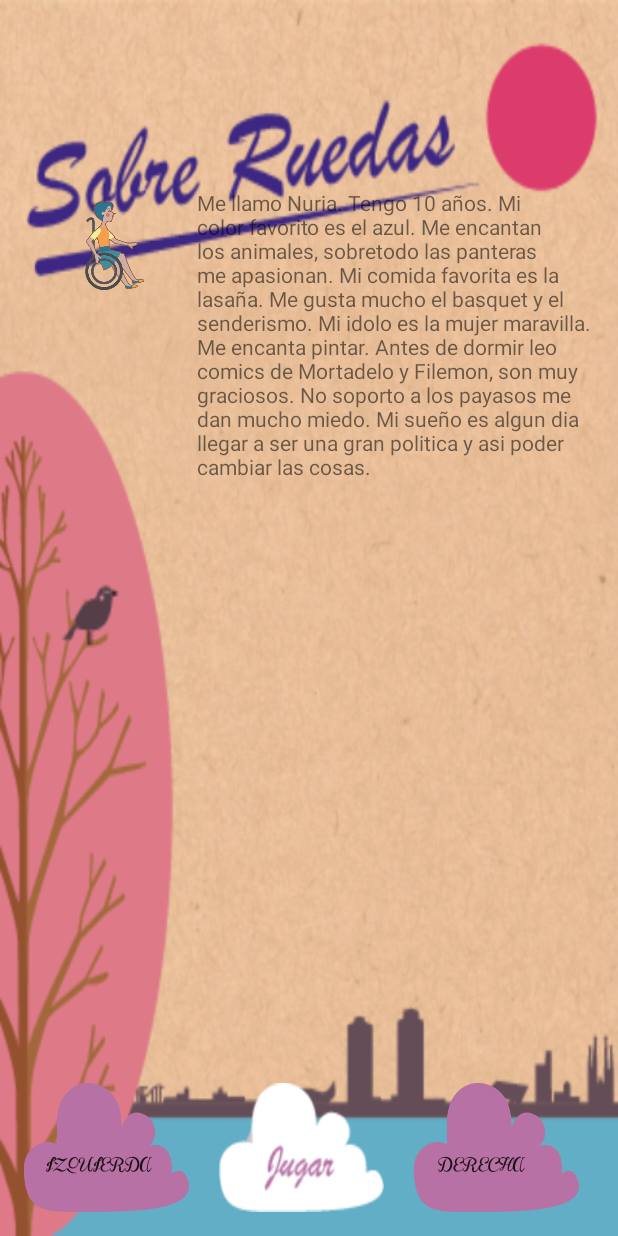
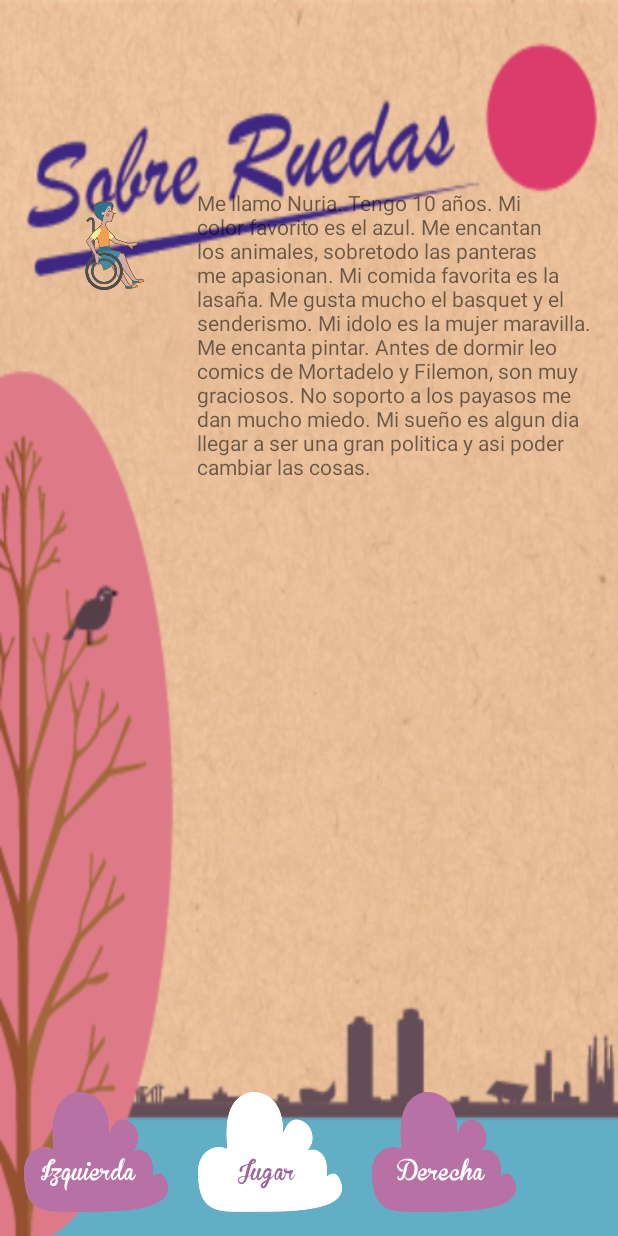
Before and after one commit to ecopika/SobreRuedas, an Android app: the seleccioPersonatgeActivity screen opened directly, with no data from a screen before it, on a phone screen of 412 x 824 dp. Run offline under Robolectric (Android 15) with nearby library versions, the phone set to English and light mode, and no system bars; Roboto replaces fonts that are not available here; 3 statements that could not run were skipped.

Commit message:
Jesus arreglos

```diff
--- a/app/src/main/java/edu/ub/pis2016/dperezgu12alumnes/sobreruedas/joc/Model/objectesVista/NuvolView.java
+++ b/app/src/main/java/edu/ub/pis2016/dperezgu12alumnes/sobreruedas/joc/Model/objectesVista/NuvolView.java
@@ -31,7 +31,7 @@ public class NuvolView {
         alcada = 10;
         if(color.equals("blanca")){
             imatge = (BitmapDrawable)mContext.getResources().getDrawable(R.drawable.blanca);
-            text.setColor(Color.MAGENTA);
+            text.setColor(Color.parseColor("#996699"));
             setTextStrokeWidth(55);
             setTextSize(60f);
 
--- a/app/src/main/java/edu/ub/pis2016/dperezgu12alumnes/sobreruedas/joc/Vista/activities/OpcionsActivity.java
+++ b/app/src/main/java/edu/ub/pis2016/dperezgu12alumnes/sobreruedas/joc/Vista/activities/OpcionsActivity.java
@@ -1,8 +1,10 @@
 package edu.ub.pis2016.dperezgu12alumnes.sobreruedas.joc.Vista.activities;
 
 import android.app.Activity;
+import android.content.Intent;
 import android.content.SharedPreferences;
 import android.content.pm.ActivityInfo;
+import android.graphics.Color;
 import android.graphics.Typeface;
 import android.os.Bundle;
 import android.view.View;
@@ -35,6 +37,7 @@ public class OpcionsActivity extends Activity {
 
         Button button = (Button) findViewById(R.id.btnOpcionsGuardar);
         button.setText("Guardar\n Opcions");
+        button.setTextColor(Color.WHITE);
         button.setTypeface(Typeface.createFromAsset(getResources().getAssets(), "fonts/BrannbollFS_PERSONAL.ttf"));
 
         CheckBox so_chk = (CheckBox) findViewById(R.id.cbDesactivarSo);
@@ -60,6 +63,8 @@ public class OpcionsActivity extends Activity {
 
         // Commit the edits!
         editor.commit();
+        Intent in = new Intent(this,MenuActivity.class);
+        startActivity(in);
     }
 
     public void Facil (View view){
--- a/app/src/main/java/edu/ub/pis2016/dperezgu12alumnes/sobreruedas/joc/Vista/activities/SeleccioFragment.java
+++ b/app/src/main/java/edu/ub/pis2016/dperezgu12alumnes/sobreruedas/joc/Vista/activities/SeleccioFragment.java
@@ -1,6 +1,7 @@
 package edu.ub.pis2016.dperezgu12alumnes.sobreruedas.joc.Vista.activities;
 
 import android.annotation.TargetApi;
+import android.graphics.Color;
 import android.graphics.Typeface;
 import android.os.Build;
 import android.os.Bundle;
@@ -48,15 +49,22 @@ public class SeleccioFragment extends Fragment{
         text.setText(readFile(args.getInt(IMAGE)));
         Button buttonL = (Button) rootView.findViewById(R.id.buttonL);
         buttonL.setText("Izquierda");
+        buttonL.setTextColor(Color.WHITE);
         buttonL.setTypeface(Typeface.createFromAsset(getResources().getAssets(), "fonts/BrannbollFS_PERSONAL.ttf"));
         Button buttonR = (Button) rootView.findViewById(R.id.buttonR);
         buttonR.setText("Derecha");
+        buttonR.setTextColor(Color.WHITE);
         buttonR.setTypeface(Typeface.createFromAsset(getResources().getAssets(), "fonts/BrannbollFS_PERSONAL.ttf"));
-        ImageButton btnJugar = (ImageButton) rootView.findViewById(R.id.imageButton);
+        Button btnJugar = (Button) rootView.findViewById(R.id.buttonPlay);
+        btnJugar.setText("Jugar");
+        btnJugar.setTextColor(Color.parseColor("#996699"));
+        btnJugar.setTypeface(Typeface.createFromAsset(getResources().getAssets(), "fonts/BrannbollFS_PERSONAL.ttf"));
 
-        if(args.getInt("noJugar")==0) btnJugar.setVisibility(View.INVISIBLE);
+        if(args.getInt("noJugar")==0){
+            btnJugar.setText("Editar Perfil");
+            btnJugar.setTextSize(19.3f);
 
-
+        }
         return rootView;
     }
 
--- a/app/src/main/res/layout/activity_opcions.xml
+++ b/app/src/main/res/layout/activity_opcions.xml
@@ -84,6 +84,8 @@
         android:layout_marginTop="30dp"
         android:layout_marginLeft="110dp"
         android:gravity="center"
+        android:textAllCaps="false"
+        android:textSize="20sp"
         android:paddingTop="28dp"
         android:paddingRight="10dp" />
 
--- a/app/src/main/res/layout/activity_seleccio_personatge.xml
+++ b/app/src/main/res/layout/activity_seleccio_personatge.xml
@@ -40,32 +40,41 @@
         android:layout_alignParentEnd="true">
 
         <Button
-            android:layout_width="110dp"
-            android:layout_height="86dp"
+            android:layout_width="96dp"
+            android:layout_height="80dp"
             android:layout_below="@+id/textView"
             android:id="@+id/buttonL"
             android:background="@drawable/botonnubemorada"
             android:onClick="changePageLeft"
-            android:paddingTop="28dp"
+            android:textSize="20sp"
+            android:textAllCaps="false"
+            android:paddingTop="32dp"
             android:paddingRight="10dp" />
 
-        <ImageButton
-            android:layout_width="110dp"
-            android:layout_height="86dp"
-            android:id="@+id/imageButton"
-            android:background="@drawable/botonlugar"
+        <Button
+            android:layout_width="96dp"
+            android:layout_height="80dp"
+            android:id="@+id/buttonPlay"
+            android:background="@drawable/blanca"
             android:onClick="bottonPlay"
+            android:textSize="20sp"
+            android:textAllCaps="false"
+            android:paddingTop="32dp"
+            android:paddingRight="5dp"
             android:layout_marginLeft="20dp" />
 
         <Button
-            android:layout_width="110dp"
-            android:layout_height="86dp"
+            android:layout_width="96dp"
+            android:layout_height="80dp"
             android:id="@+id/buttonR"
             android:background="@drawable/botonnubemorada"
             android:onClick="changePageRight"
-            android:paddingTop="28dp"
-            android:paddingRight="20dp"
+            android:textSize="20sp"
+            android:textAllCaps="false"
+            android:paddingTop="32dp"
+            android:paddingRight="5dp"
             android:layout_marginLeft="20dp" />
 
     </LinearLayout>
+
 </RelativeLayout>
```
Also changed, not shown: app/src/main/java/edu/ub/pis2016/dperezgu12alumnes/sobreruedas/joc/Vista/activities/seleccioPersonatgeActivity.java (+13 -9 lines).
